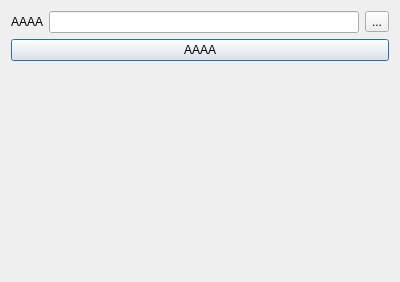
First picture: the form in modules/ui/views/windows/bulk_caption.ui, repository HashakGik/OneTrainer-QT6, before the edit.
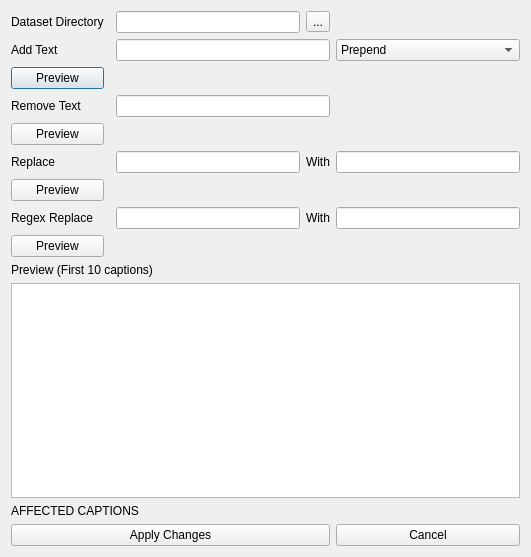
Second picture: the form after the edit.

What changed in the file:
```diff
--- a/modules/ui/views/windows/bulk_caption.ui
+++ b/modules/ui/views/windows/bulk_caption.ui
@@ -9,8 +9,8 @@
    <rect>
     <x>0</x>
     <y>0</y>
-    <width>400</width>
-    <height>282</height>
+    <width>531</width>
+    <height>557</height>
    </rect>
   </property>
   <property name="sizePolicy">
@@ -29,46 +29,166 @@
    <bool>true</bool>
   </property>
   <layout class="QGridLayout" name="gridLayout">
-   <item row="3" column="0">
-    <spacer name="verticalSpacer">
-     <property name="orientation">
-      <enum>Qt::Orientation::Vertical</enum>
-     </property>
-     <property name="sizeHint" stdset="0">
-      <size>
-       <width>20</width>
-       <height>40</height>
-      </size>
-     </property>
-    </spacer>
-   </item>
-   <item row="2" column="0" colspan="3">
-    <widget class="QPushButton" name="convertBtn">
-     <property name="text">
-      <string>AAAA</string>
-     </property>
-    </widget>
-   </item>
    <item row="1" column="0">
     <widget class="QLabel" name="label_3">
      <property name="text">
-      <string>AAAA</string>
+      <string>Dataset Directory</string>
      </property>
      <property name="buddy">
       <cstring>inputLed</cstring>
      </property>
     </widget>
    </item>
-   <item row="1" column="1">
-    <widget class="QLineEdit" name="inputLed"/>
+   <item row="7" column="3">
+    <widget class="QLabel" name="label_5">
+     <property name="text">
+      <string>With</string>
+     </property>
+    </widget>
+   </item>
+   <item row="12" column="0" colspan="5">
+    <widget class="QPlainTextEdit" name="plainTextEdit">
+     <property name="lineWrapMode">
+      <enum>QPlainTextEdit::LineWrapMode::NoWrap</enum>
+     </property>
+     <property name="readOnly">
+      <bool>true</bool>
+     </property>
+    </widget>
+   </item>
+   <item row="9" column="2">
+    <widget class="QLineEdit" name="lineEdit_5"/>
+   </item>
+   <item row="7" column="0">
+    <widget class="QLabel" name="label_4">
+     <property name="text">
+      <string>Replace</string>
+     </property>
+    </widget>
+   </item>
+   <item row="4" column="0">
+    <widget class="QPushButton" name="pushButton">
+     <property name="text">
+      <string>Preview</string>
+     </property>
+    </widget>
+   </item>
+   <item row="9" column="4">
+    <widget class="QLineEdit" name="lineEdit_6"/>
+   </item>
+   <item row="14" column="0" colspan="4">
+    <widget class="QPushButton" name="convertBtn">
+     <property name="text">
+      <string>Apply Changes</string>
+     </property>
+    </widget>
+   </item>
+   <item row="9" column="0">
+    <widget class="QLabel" name="label_6">
+     <property name="text">
+      <string>Regex Replace</string>
+     </property>
+    </widget>
+   </item>
+   <item row="9" column="3">
+    <widget class="QLabel" name="label_7">
+     <property name="text">
+      <string>With</string>
+     </property>
+    </widget>
+   </item>
+   <item row="10" column="0">
+    <widget class="QPushButton" name="pushButton_4">
+     <property name="text">
+      <string>Preview</string>
+     </property>
+    </widget>
+   </item>
+   <item row="11" column="0" colspan="5">
+    <widget class="QLabel" name="label_8">
+     <property name="text">
+      <string>Preview (First 10 captions)</string>
+     </property>
+    </widget>
+   </item>
+   <item row="6" column="0">
+    <widget class="QPushButton" name="pushButton_2">
+     <property name="text">
+      <string>Preview</string>
+     </property>
+    </widget>
+   </item>
+   <item row="14" column="4">
+    <widget class="QPushButton" name="pushButton_5">
+     <property name="text">
+      <string>Cancel</string>
+     </property>
+    </widget>
+   </item>
+   <item row="7" column="4">
+    <widget class="QLineEdit" name="lineEdit_4"/>
+   </item>
+   <item row="5" column="0">
+    <widget class="QLabel" name="label_2">
+     <property name="text">
+      <string>Remove Text</string>
+     </property>
+    </widget>
+   </item>
+   <item row="3" column="0">
+    <widget class="QLabel" name="label">
+     <property name="text">
+      <string>Add Text</string>
+     </property>
+    </widget>
+   </item>
+   <item row="8" column="0">
+    <widget class="QPushButton" name="pushButton_3">
+     <property name="text">
+      <string>Preview</string>
+     </property>
+    </widget>
+   </item>
+   <item row="7" column="2">
+    <widget class="QLineEdit" name="lineEdit_3"/>
+   </item>
+   <item row="13" column="0" colspan="5">
+    <widget class="QLabel" name="label_9">
+     <property name="text">
+      <string>AFFECTED CAPTIONS</string>
+     </property>
+    </widget>
+   </item>
+   <item row="3" column="4">
+    <widget class="QComboBox" name="comboBox">
+     <item>
+      <property name="text">
+       <string>Prepend</string>
+      </property>
+     </item>
+     <item>
+      <property name="text">
+       <string>Append</string>
+      </property>
+     </item>
+    </widget>
    </item>
    <item row="1" column="2">
+    <widget class="QLineEdit" name="inputLed"/>
+   </item>
+   <item row="1" column="3">
     <widget class="QToolButton" name="inputBtn">
      <property name="text">
       <string>...</string>
      </property>
     </widget>
    </item>
+   <item row="3" column="2" colspan="2">
+    <widget class="QLineEdit" name="lineEdit"/>
+   </item>
+   <item row="5" column="2" colspan="2">
+    <widget class="QLineEdit" name="lineEdit_2"/>
+   </item>
   </layout>
  </widget>
  <tabstops>
```
Left out of the diff: 1 changed line with no effect on the pictures.
